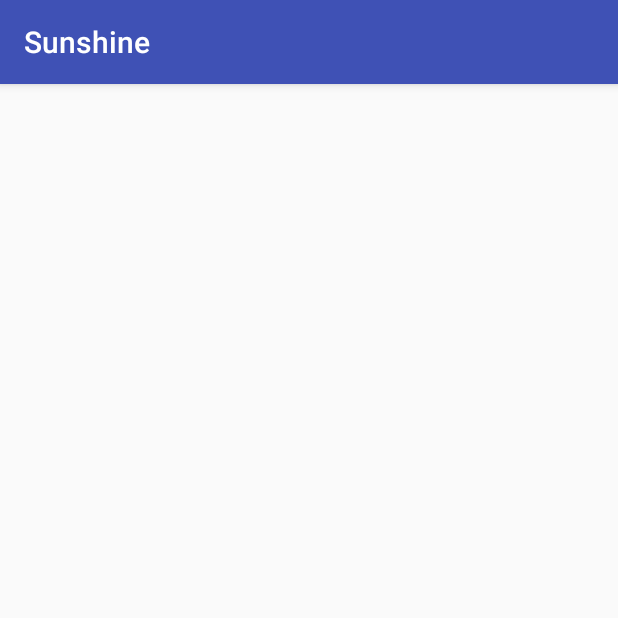
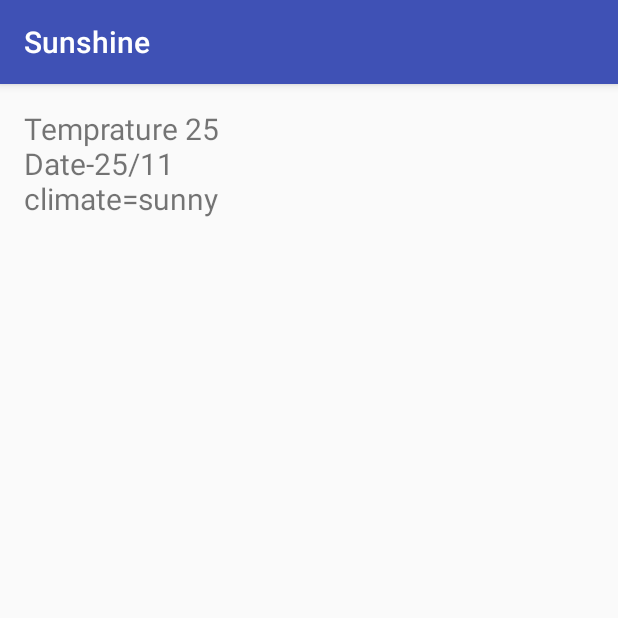
Before and after one commit to iamrohitlakra/MySunshine, an Android app: the screen it shows after launch (MainActivity), on a phone screen of 412 x 824 dp, the top half of it. Run offline under Robolectric (Android 15) with nearby library versions, the phone set to English and light mode, and no system bars.

Commit message:
Added the fake weather data to the text view

```diff
--- a/app/src/main/java/com/example/android/sunshine/MainActivity.java
+++ b/app/src/main/java/com/example/android/sunshine/MainActivity.java
@@ -17,12 +17,22 @@ package com.example.android.sunshine;
 
 import android.os.Bundle;
 import android.support.v7.app.AppCompatActivity;
+import android.widget.TextView;
 
 public class MainActivity extends AppCompatActivity {
 
+    TextView mWeatherTextView;
     @Override
     protected void onCreate(Bundle savedInstanceState) {
         super.onCreate(savedInstanceState);
         setContentView(R.layout.activity_forecast);
+
+        mWeatherTextView = (TextView) findViewById(R.id.tv_weather_data);
+
+        String[] fakeWeatherData = {"Temprature 25","Date-25/11", "climate=sunny"};
+
+        for(String fakeWeather: fakeWeatherData){
+            mWeatherTextView.append(fakeWeather+"\n");
+        }
     }
 }
```
